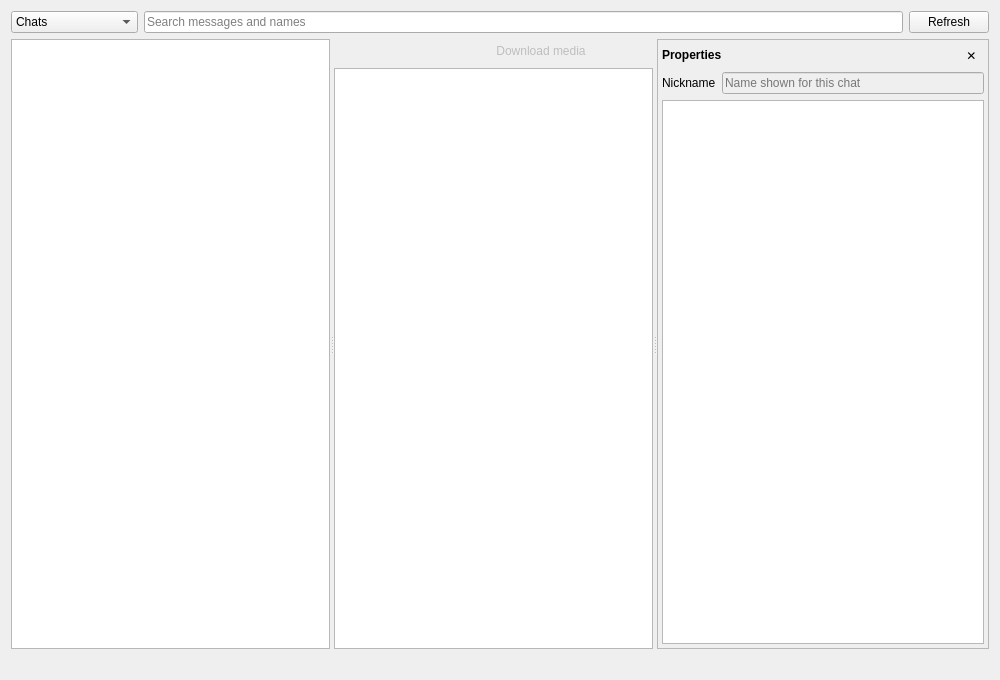
Above: Resources/ui_files/database_views/conversation_viewer.ui from myanonapps/DownloaderForReddit before the change. Below: the same form after it.
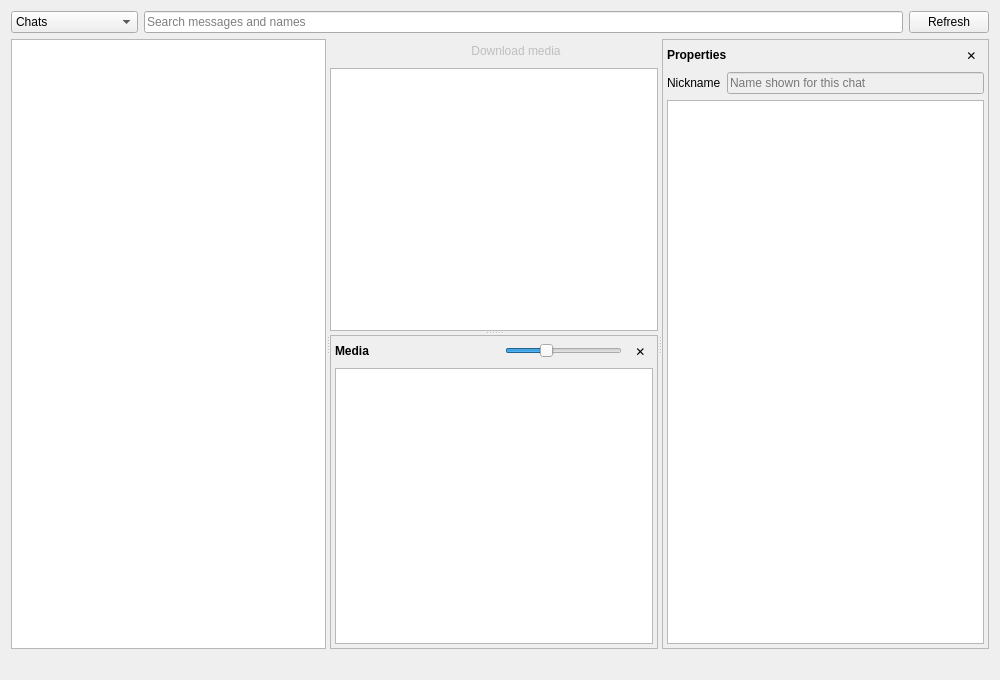
That is the form after the change.

Commit message: Media pane in conversations

```diff
--- a/Resources/ui_files/database_views/conversation_viewer.ui
+++ b/Resources/ui_files/database_views/conversation_viewer.ui
@@ -74,7 +74,7 @@
         <number>0</number>
        </property>
        <item>
-        <layout class="QHBoxLayout" name="transcript_header_layout" stretch="1,0,0">
+        <layout class="QHBoxLayout" name="transcript_header_layout" stretch="1,0,0,0,0">
          <item>
           <widget class="QLabel" name="transcript_title_label">
            <property name="font">
@@ -113,6 +113,25 @@
            </property>
           </widget>
          </item>
+         <item>
+          <widget class="QToolButton" name="content_button">
+           <property name="toolTip">
+            <string>Show the media of the selected messages</string>
+           </property>
+           <property name="checkable">
+            <bool>true</bool>
+           </property>
+           <property name="autoRaise">
+            <bool>true</bool>
+           </property>
+           <property name="iconSize">
+            <size>
+             <width>16</width>
+             <height>16</height>
+            </size>
+           </property>
+          </widget>
+         </item>
          <item>
           <widget class="QToolButton" name="export_button">
            <property name="enabled">
@@ -154,6 +173,13 @@
         </layout>
        </item>
        <item>
+        <widget class="QSplitter" name="transcript_splitter">
+         <property name="orientation">
+          <enum>Qt::Vertical</enum>
+         </property>
+         <property name="childrenCollapsible">
+          <bool>false</bool>
+         </property>
         <widget class="QListView" name="transcript_view">
          <property name="contextMenuPolicy">
           <enum>Qt::ActionsContextMenu</enum>
@@ -182,6 +208,152 @@
          <property name="wordWrap">
           <bool>true</bool>
          </property>
+         </widget>
+         <widget class="QFrame" name="content_frame">
+          <property name="visible">
+           <bool>false</bool>
+          </property>
+          <property name="frameShape">
+           <enum>QFrame::StyledPanel</enum>
+          </property>
+          <layout class="QVBoxLayout" name="content_layout">
+           <property name="leftMargin">
+            <number>4</number>
+           </property>
+           <property name="topMargin">
+            <number>4</number>
+           </property>
+           <property name="rightMargin">
+            <number>4</number>
+           </property>
+           <property name="bottomMargin">
+            <number>4</number>
+           </property>
+           <item>
+            <layout class="QHBoxLayout" name="content_header_layout">
+             <item>
+              <widget class="QLabel" name="content_label">
+               <property name="text">
+                <string>Media</string>
+               </property>
+               <property name="font">
+                <font>
+                 <bold>true</bold>
+                </font>
+               </property>
+              </widget>
+             </item>
+             <item>
+              <widget class="QLabel" name="content_count_label">
+               <property name="text">
+                <string/>
+               </property>
+              </widget>
+             </item>
+             <item>
+              <spacer name="content_header_spacer">
+               <property name="orientation">
+                <enum>Qt::Horizontal</enum>
+               </property>
+               <property name="sizeHint" stdset="0">
+                <size>
+                 <width>0</width>
+                 <height>0</height>
+                </size>
+               </property>
+              </spacer>
+             </item>
+             <item>
+              <widget class="QSlider" name="icon_slider">
+               <property name="maximumSize">
+                <size>
+                 <width>140</width>
+                 <height>16777215</height>
+                </size>
+               </property>
+               <property name="toolTip">
+                <string>Thumbnail size</string>
+               </property>
+               <property name="minimum">
+                <number>64</number>
+               </property>
+               <property name="maximum">
+                <number>320</number>
+               </property>
+               <property name="value">
+                <number>150</number>
+               </property>
+               <property name="orientation">
+                <enum>Qt::Horizontal</enum>
+               </property>
+              </widget>
+             </item>
+             <item>
+              <widget class="QToolButton" name="content_close_button">
+               <property name="toolTip">
+                <string>Close media</string>
+               </property>
+               <property name="text">
+                <string>✕</string>
+               </property>
+               <property name="autoRaise">
+                <bool>true</bool>
+               </property>
+              </widget>
+             </item>
+            </layout>
+           </item>
+           <item>
+            <widget class="QListView" name="content_view">
+             <property name="contextMenuPolicy">
+              <enum>Qt::CustomContextMenu</enum>
+             </property>
+             <property name="editTriggers">
+              <set>QAbstractItemView::NoEditTriggers</set>
+             </property>
+             <property name="alternatingRowColors">
+              <bool>true</bool>
+             </property>
+             <property name="selectionMode">
+              <enum>QAbstractItemView::ExtendedSelection</enum>
+             </property>
+             <property name="verticalScrollMode">
+              <enum>QAbstractItemView::ScrollPerPixel</enum>
+             </property>
+             <property name="movement">
+              <enum>QListView::Static</enum>
+             </property>
+             <property name="flow">
+              <enum>QListView::LeftToRight</enum>
+             </property>
+             <property name="resizeMode">
+              <enum>QListView::Adjust</enum>
+             </property>
+             <property name="layoutMode">
+              <enum>QListView::Batched</enum>
+             </property>
+             <property name="spacing">
+              <number>5</number>
+             </property>
+             <property name="viewMode">
+              <enum>QListView::IconMode</enum>
+             </property>
+             <property name="uniformItemSizes">
+              <bool>false</bool>
+             </property>
+             <property name="batchSize">
+              <number>1</number>
+             </property>
+             <property name="wordWrap">
+              <bool>true</bool>
+             </property>
+             <property name="selectionRectVisible">
+              <bool>true</bool>
+             </property>
+            </widget>
+           </item>
+          </layout>
+         </widget>
         </widget>
        </item>
       </layout>
```
Lines whose indentation alone changed are shown as unchanged. The commit also changes 4 other files.
